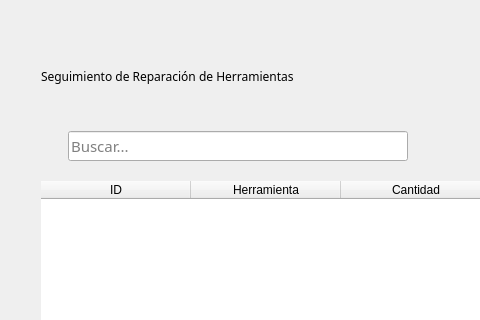
The window that blustock/ui/screens_uis/reparaciones.ui (MaxAPBusiness/Blustock) describes before a commit, drawn with Qt 5; both pictures show x 0 to 480 and y 0 to 320 of the 940 by 639 pixel window.
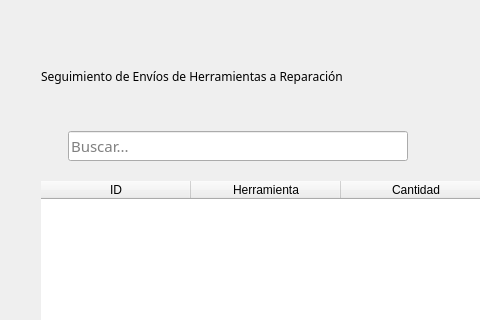
The same window after the commit. Icons and pictures are not drawn.

```diff
--- a/blustock/ui/screens_uis/reparaciones.ui
+++ b/blustock/ui/screens_uis/reparaciones.ui
@@ -59,7 +59,7 @@
         </font>
        </property>
        <property name="text">
-        <string>Seguimiento de Reparación de Herramientas </string>
+        <string>Seguimiento de Envíos de Herramientas a Reparación </string>
        </property>
       </widget>
      </item>
```
